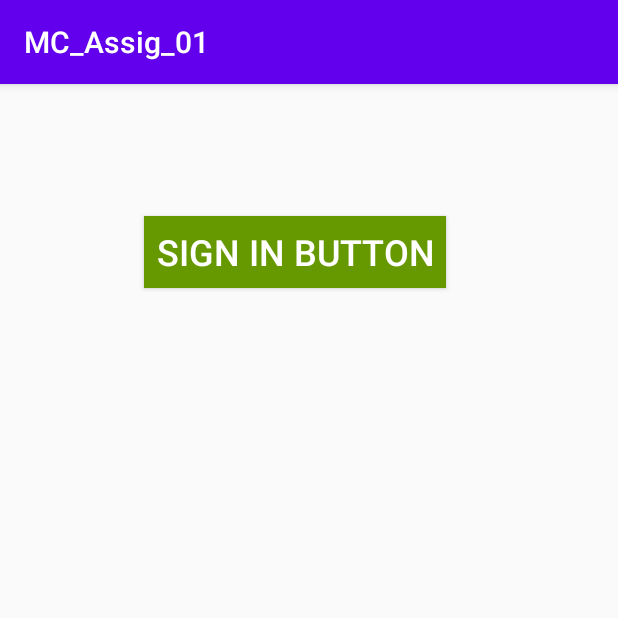
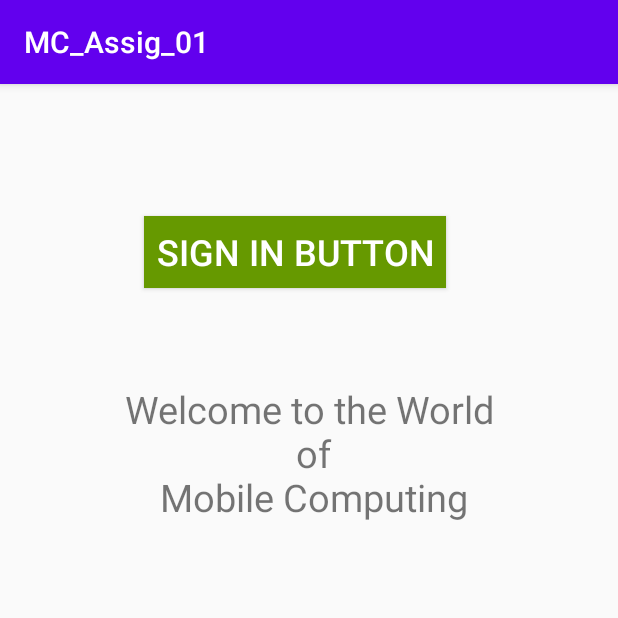
Before and after one commit to MianAnwar/MC_mc_assign_01, an Android app: the screen it shows after launch (MainActivity), on a phone screen of 412 x 824 dp, the top half of it. Run offline under Robolectric (Android 15) with nearby library versions, the phone set to English and light mode, and no system bars.

Commit message:
my second widget is built, 'the textView: Welcome....'

```diff
--- a/app/src/main/res/layout/activity_main.xml
+++ b/app/src/main/res/layout/activity_main.xml
@@ -24,6 +24,18 @@
         app:layout_constraintTop_toTopOf="parent"
         app:layout_constraintVertical_bias="0.122" />
 
-
+    <TextView
+        android:id="@+id/textView"
+        android:layout_width="wrap_content"
+        android:layout_height="wrap_content"
+        android:text="Welcome to the World\n of\n Mobile Computing"
+        app:layout_constraintBottom_toBottomOf="parent"
+        android:textSize="25dp"
+        app:layout_constraintEnd_toEndOf="parent"
+        app:layout_constraintHorizontal_bias="0.498"
+        app:layout_constraintStart_toStartOf="parent"
+        app:layout_constraintTop_toBottomOf="@+id/button"
+        app:layout_constraintVertical_bias="0.118"
+        android:gravity="center" />
 
 </androidx.constraintlayout.widget.ConstraintLayout>
```
